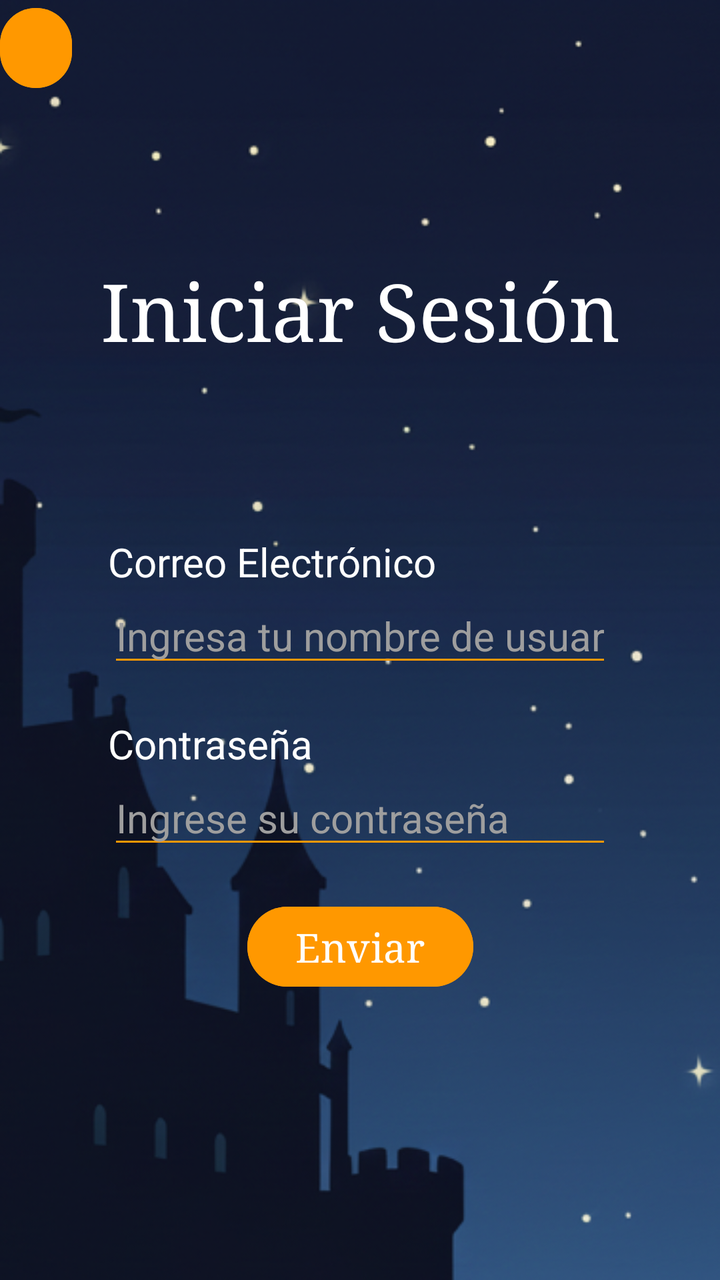
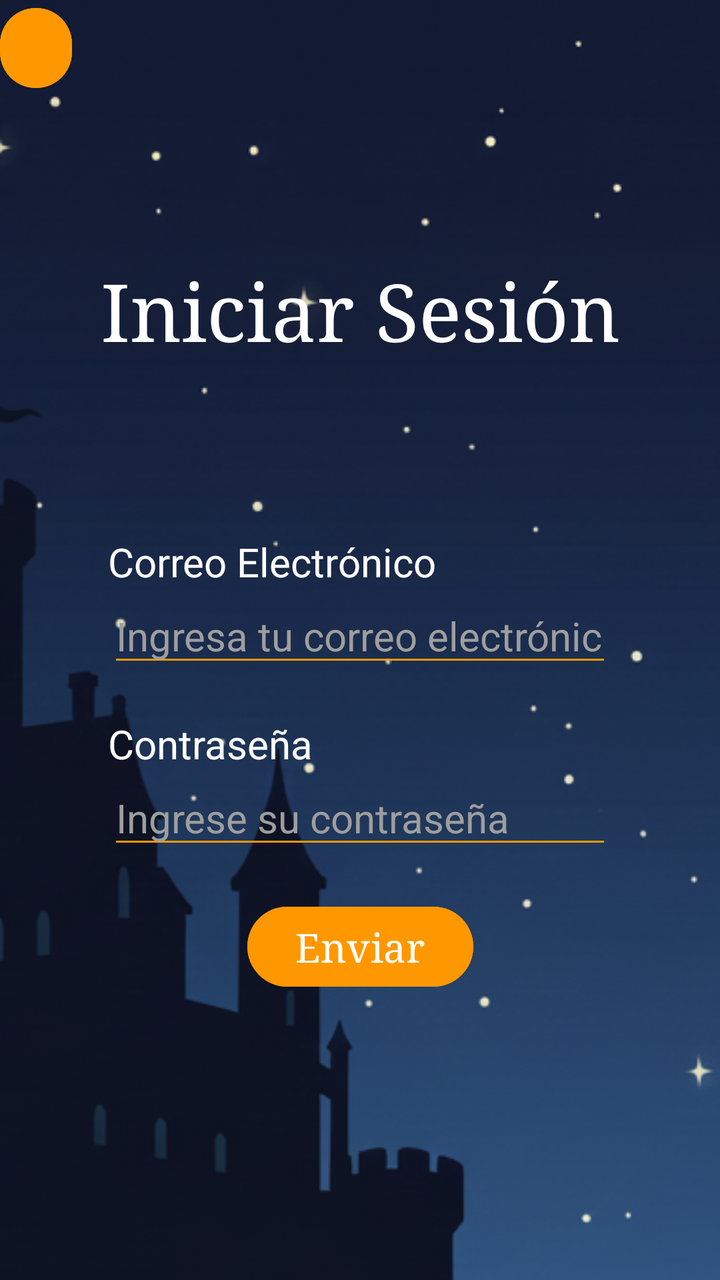

Screens rendered from an Android XML layout before and after an edit, with the pre-edit source and the edit as a unified diff.
<!-- AndroidManifest.xml: application theme Theme.LaPosada -->
<!-- res/layout/activity_login.xml -->
<?xml version="1.0" encoding="utf-8"?>
<androidx.constraintlayout.widget.ConstraintLayout xmlns:android="http://schemas.android.com/apk/res/android"
    xmlns:app="http://schemas.android.com/apk/res-auto"
    xmlns:tools="http://schemas.android.com/tools"
    android:id="@+id/main"
    android:layout_width="match_parent"
    android:layout_height="match_parent"
    tools:context=".pantallas.startMenu.Login_activity"
    android:background="@drawable/fondo_default"
    >


    <LinearLayout
        android:id="@+id/layout_superior"
        android:layout_width="match_parent"
        android:layout_height="wrap_content"
        app:layout_constraintTop_toTopOf="parent"
        app:layout_constraintStart_toStartOf="parent"
        android:orientation="horizontal"
        android:weightSum="10"
        >
        <Button
            android:id="@+id/button_backButton"
            android:layout_width="0dp"
            android:layout_height="wrap_content"
            android:layout_weight="1"
            android:backgroundTint="@color/orange"
            />
    </LinearLayout>

    <TextView
        android:fontFamily="serif"
        android:id="@+id/textView_loginTitle"
        android:layout_width="wrap_content"
        android:layout_height="wrap_content"
        android:text="@string/loginText"
        android:textSize="40sp"
        android:textColor="@color/white"
        app:layout_constraintTop_toBottomOf="@id/layout_superior"
        app:layout_constraintStart_toStartOf="parent"
        app:layout_constraintEnd_toEndOf="parent"
        app:layout_constraintBottom_toBottomOf="parent"
        app:layout_constraintVertical_bias="0.15"
        />

    <TextView
        android:id="@+id/textView_loginUser"
        android:layout_width="wrap_content"
        android:layout_height="wrap_content"
        app:layout_constraintTop_toBottomOf="@id/textView_loginTitle"
        app:layout_constraintStart_toStartOf="@id/editText_loginMail"
        app:layout_constraintBottom_toBottomOf="parent"
        app:layout_constraintVertical_bias="0.2"
        android:text="@string/email"
        android:textColor="@color/white"
        android:textSize="20sp"
        />

    <EditText
        android:id="@+id/editText_loginMail"
        android:layout_width="0dp"
        android:layout_height="wrap_content"
        app:layout_constraintWidth_percent="0.7"
        android:hint="@string/mailHint"
        android:textSize="20sp"
        app:layout_constraintTop_toBottomOf="@id/textView_loginUser"
        app:layout_constraintStart_toStartOf="parent"
        app:layout_constraintEnd_toEndOf="parent"
        android:backgroundTint="@color/orange"
        android:maxLines="1"
        android:inputType="textPersonName"
        android:textColorHint="@color/gray_500"
        android:textColor="@color/white"
        />

    <TextView
        android:id="@+id/textView_passwordUser"
        android:layout_width="wrap_content"
        android:layout_height="wrap_content"
        app:layout_constraintTop_toBottomOf="@id/editText_loginMail"
        app:layout_constraintStart_toStartOf="@id/editText_passwordUser"
        android:layout_marginTop="20dp"
        app:layout_constraintVertical_bias="0.2"
        android:text="@string/password"
        android:textSize="20sp"
        android:textColor="@color/white"
        />

    <EditText
        android:id="@+id/editText_passwordUser"
        android:layout_width="0dp"
        android:layout_height="wrap_content"
        app:layout_constraintWidth_percent="0.7"
        android:hint="@string/passwordHint"
        android:textSize="20sp"
        app:layout_constraintTop_toBottomOf="@id/textView_passwordUser"
        app:layout_constraintStart_toStartOf="parent"
        app:layout_constraintEnd_toEndOf="parent"
        android:backgroundTint="@color/orange"
        android:maxLines="1"
        android:inputType="textPassword"
        android:textColorHint="@color/gray_500"
        android:textColor="@color/white"
        />

    <Button
        android:id="@+id/button_send"
        android:layout_width="wrap_content"
        android:layout_height="wrap_content"
        android:text="@string/sendText"
        android:textSize="20sp"
        app:layout_constraintTop_toBottomOf="@id/editText_passwordUser"
        app:layout_constraintStart_toStartOf="parent"
        app:layout_constraintEnd_toEndOf="parent"
        android:layout_marginTop="20dp"
        android:backgroundTint="@color/orange"
        android:fontFamily="serif"
        />



</androidx.constraintlayout.widget.ConstraintLayout>
<!-- resources referenced by this layout -->
<resources>
  <color name="gray_500">#9E9E9E</color>
  <color name="orange">#FF9800</color>
  <color name="white">#FFFFFFFF</color>
  <!-- drawable fondo_default: png bitmap (drawable, 204480 bytes) -->
  <string name="email">Correo Electrónico</string>
  <string name="loginText">Iniciar Sesión</string>
  <string name="mailHint">Ingresa tu nombre de usuario</string>
  <string name="password">Contraseña</string>
  <string name="passwordHint">Ingrese su contraseña</string>
  <string name="sendText">Enviar</string>
  <style name="Theme.LaPosada" parent="Base.Theme.LaPosada" />
  <style name="Base.Theme.LaPosada" parent="Theme.Material3.DayNight.NoActionBar">
          
          
      </style>
</resources>

<!-- the commit's change to res/layout/activity_login.xml (unified diff, before → after) -->
@@ -68,7 +68,7 @@
         app:layout_constraintEnd_toEndOf="parent"
         android:backgroundTint="@color/orange"
         android:maxLines="1"
-        android:inputType="textPersonName"
+        android:inputType="textEmailAddress"
         android:textColorHint="@color/gray_500"
         android:textColor="@color/white"
         />
<!-- resource entries referenced after the edit -->
@@ -6,7 +6,7 @@
   <!-- drawable fondo_default: png bitmap (drawable, 204480 bytes) -->
   <string name="email">Correo Electrónico</string>
   <string name="loginText">Iniciar Sesión</string>
-  <string name="mailHint">Ingresa tu nombre de usuario</string>
+  <string name="mailHint">Ingresa tu correo electrónico</string>
   <string name="password">Contraseña</string>
   <string name="passwordHint">Ingrese su contraseña</string>
   <string name="sendText">Enviar</string>
